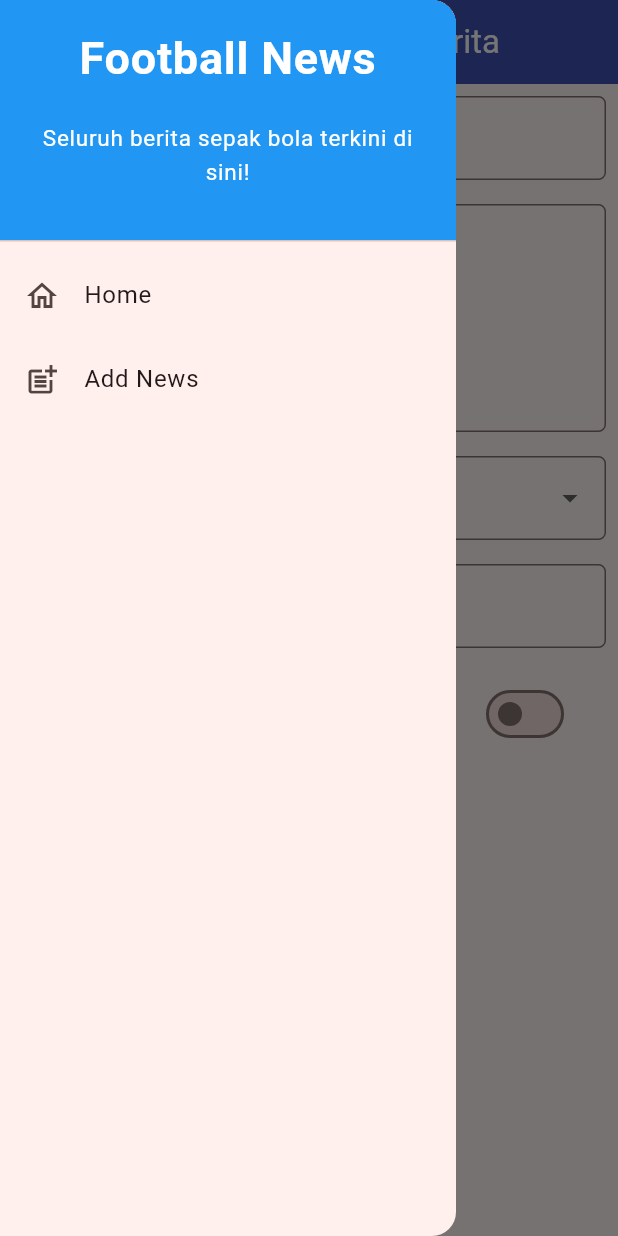
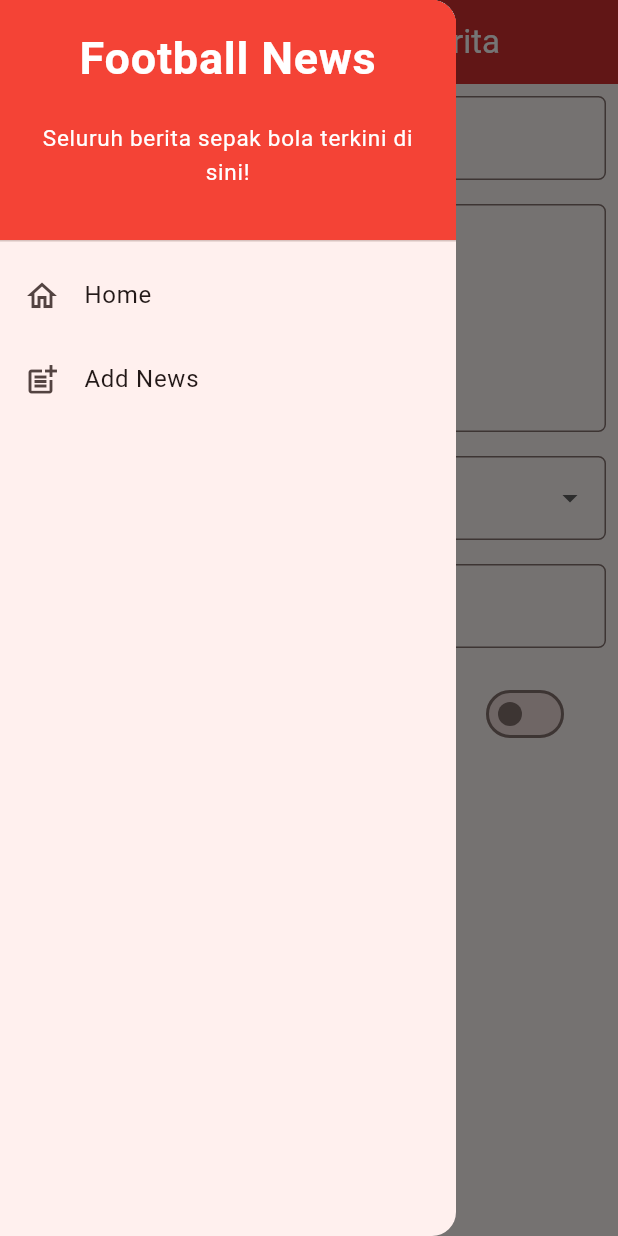
Before and after one commit to skrjmcdc/football-news-mobile, a Flutter app: the NewsFormPage screen opened directly, with the side drawer open, on a phone screen of 412 x 824 dp. Run offline on Flutter 3.47's test engine with Material 3 defaults, Android fonts, the phone set to English and light mode, and no system bars.

Commit message:
Add button navigation and recoloring

```diff
--- a/lib/newslist_form.dart
+++ b/lib/newslist_form.dart
@@ -37,7 +37,7 @@ class _NewsFormPageState extends State<NewsFormPage> {
             'Form Tambah Berita',
           ),
         ),
-        backgroundColor: Colors.indigo,
+        backgroundColor: Colors.red[700],
         foregroundColor: Colors.white,
       ),
       drawer: LeftDrawer(),
@@ -163,7 +163,7 @@ class _NewsFormPageState extends State<NewsFormPage> {
                   child: ElevatedButton(
                     style: ButtonStyle(
                       backgroundColor:
-                          MaterialStateProperty.all(Colors.indigo),
+                          MaterialStateProperty.all(Colors.red[700]),
                     ),
                     onPressed: () {
                       if (_formKey.currentState!.validate()) {
--- a/lib/widgets/left_drawer.dart
+++ b/lib/widgets/left_drawer.dart
@@ -13,7 +13,7 @@ class LeftDrawer extends StatelessWidget {
         children: [
           const DrawerHeader(
             decoration: BoxDecoration(
-              color: Colors.blue,
+              color: Colors.red,
             ),
             child: Column(
               children: [
```
Also changed, not shown: lib/menu.dart (+10 -0 lines).
